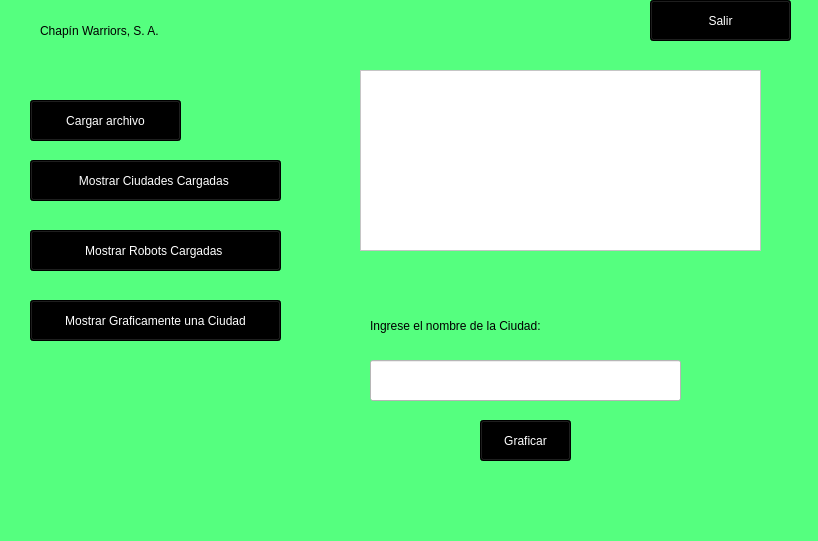
Old version of the form principal.ui in the repository NatalyDuarte/IPC2_Proyecto2_202001570.
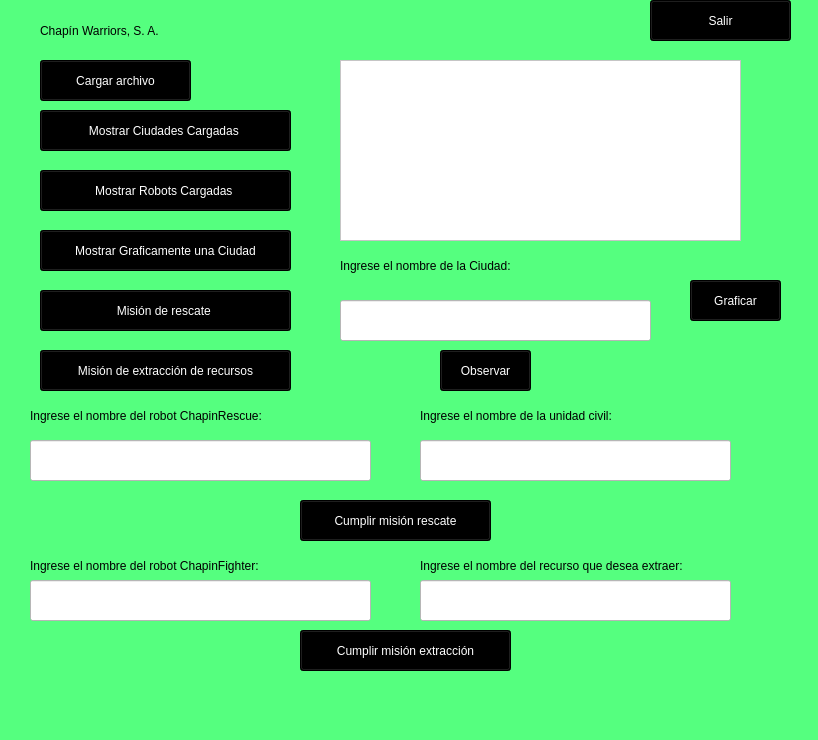
New version of the form.

The edit to the form file:
```diff
--- a/principal.ui
+++ b/principal.ui
@@ -7,7 +7,7 @@
     <x>0</x>
     <y>0</y>
     <width>818</width>
-    <height>541</height>
+    <height>740</height>
    </rect>
   </property>
   <property name="windowTitle">
@@ -36,8 +36,8 @@
    <widget class="QPushButton" name="pushButton">
     <property name="geometry">
      <rect>
-      <x>30</x>
-      <y>100</y>
+      <x>40</x>
+      <y>60</y>
       <width>151</width>
       <height>41</height>
      </rect>
@@ -54,8 +54,8 @@
    <widget class="QPushButton" name="pushButton_2">
     <property name="geometry">
      <rect>
-      <x>30</x>
-      <y>300</y>
+      <x>40</x>
+      <y>230</y>
       <width>251</width>
       <height>41</height>
      </rect>
@@ -73,8 +73,8 @@
    <widget class="QPlainTextEdit" name="plainTextEdit">
     <property name="geometry">
      <rect>
-      <x>360</x>
-      <y>70</y>
+      <x>340</x>
+      <y>60</y>
       <width>401</width>
       <height>181</height>
      </rect>
@@ -86,8 +86,8 @@
    <widget class="QPushButton" name="pushButton_3">
     <property name="geometry">
      <rect>
-      <x>30</x>
-      <y>160</y>
+      <x>40</x>
+      <y>110</y>
       <width>251</width>
       <height>41</height>
      </rect>
@@ -104,8 +104,8 @@
    <widget class="QPushButton" name="pushButton_4">
     <property name="geometry">
      <rect>
-      <x>30</x>
-      <y>230</y>
+      <x>40</x>
+      <y>170</y>
       <width>251</width>
       <height>41</height>
      </rect>
@@ -140,8 +140,8 @@
    <widget class="QLineEdit" name="lineEdit">
     <property name="geometry">
      <rect>
-      <x>370</x>
-      <y>360</y>
+      <x>340</x>
+      <y>300</y>
       <width>311</width>
       <height>41</height>
      </rect>
@@ -153,8 +153,8 @@
    <widget class="QLabel" name="label_2">
     <property name="geometry">
      <rect>
-      <x>370</x>
-      <y>310</y>
+      <x>340</x>
+      <y>250</y>
       <width>261</width>
       <height>31</height>
      </rect>
@@ -169,8 +169,8 @@
    <widget class="QPushButton" name="pushButton_6">
     <property name="geometry">
      <rect>
-      <x>480</x>
-      <y>420</y>
+      <x>690</x>
+      <y>280</y>
       <width>91</width>
       <height>41</height>
      </rect>
@@ -184,6 +184,212 @@
      <string>Graficar</string>
     </property>
    </widget>
+   <widget class="QPushButton" name="pushButton_7">
+    <property name="geometry">
+     <rect>
+      <x>40</x>
+      <y>290</y>
+      <width>251</width>
+      <height>41</height>
+     </rect>
+    </property>
+    <property name="styleSheet">
+     <string notr="true">font: 16pt &quot;Poor Richard&quot;;
+color: rgb(255, 255, 255);
+background-color: rgb(0, 0, 0);</string>
+    </property>
+    <property name="text">
+     <string>Misión de rescate </string>
+    </property>
+   </widget>
+   <widget class="QPushButton" name="pushButton_8">
+    <property name="geometry">
+     <rect>
+      <x>40</x>
+      <y>350</y>
+      <width>251</width>
+      <height>41</height>
+     </rect>
+    </property>
+    <property name="styleSheet">
+     <string notr="true">font: 16pt &quot;Poor Richard&quot;;
+color: rgb(255, 255, 255);
+background-color: rgb(0, 0, 0);</string>
+    </property>
+    <property name="text">
+     <string>Misión de extracción de recursos</string>
+    </property>
+   </widget>
+   <widget class="QLabel" name="label_3">
+    <property name="geometry">
+     <rect>
+      <x>30</x>
+      <y>400</y>
+      <width>351</width>
+      <height>31</height>
+     </rect>
+    </property>
+    <property name="styleSheet">
+     <string notr="true">font: 16pt &quot;Arial Narrow&quot;;</string>
+    </property>
+    <property name="text">
+     <string>Ingrese el nombre del robot ChapinRescue:</string>
+    </property>
+   </widget>
+   <widget class="QLineEdit" name="lineEdit_2">
+    <property name="geometry">
+     <rect>
+      <x>30</x>
+      <y>440</y>
+      <width>341</width>
+      <height>41</height>
+     </rect>
+    </property>
+    <property name="styleSheet">
+     <string notr="true">background-color: rgb(255, 255, 255);</string>
+    </property>
+   </widget>
+   <widget class="QLabel" name="label_4">
+    <property name="geometry">
+     <rect>
+      <x>420</x>
+      <y>400</y>
+      <width>291</width>
+      <height>31</height>
+     </rect>
+    </property>
+    <property name="styleSheet">
+     <string notr="true">font: 16pt &quot;Arial Narrow&quot;;</string>
+    </property>
+    <property name="text">
+     <string>Ingrese el nombre de la unidad civil:</string>
+    </property>
+   </widget>
+   <widget class="QLineEdit" name="lineEdit_3">
+    <property name="geometry">
+     <rect>
+      <x>420</x>
+      <y>440</y>
+      <width>311</width>
+      <height>41</height>
+     </rect>
+    </property>
+    <property name="styleSheet">
+     <string notr="true">background-color: rgb(255, 255, 255);</string>
+    </property>
+   </widget>
+   <widget class="QPushButton" name="pushButton_9">
+    <property name="geometry">
+     <rect>
+      <x>300</x>
+      <y>500</y>
+      <width>191</width>
+      <height>41</height>
+     </rect>
+    </property>
+    <property name="styleSheet">
+     <string notr="true">font: 16pt &quot;Poor Richard&quot;;
+color: rgb(255, 255, 255);
+background-color: rgb(0, 0, 0);</string>
+    </property>
+    <property name="text">
+     <string>Cumplir misión rescate</string>
+    </property>
+   </widget>
+   <widget class="QLabel" name="label_5">
+    <property name="geometry">
+     <rect>
+      <x>30</x>
+      <y>550</y>
+      <width>351</width>
+      <height>31</height>
+     </rect>
+    </property>
+    <property name="styleSheet">
+     <string notr="true">font: 16pt &quot;Arial Narrow&quot;;</string>
+    </property>
+    <property name="text">
+     <string>Ingrese el nombre del robot ChapinFighter:</string>
+    </property>
+   </widget>
+   <widget class="QLineEdit" name="lineEdit_4">
+    <property name="geometry">
+     <rect>
+      <x>30</x>
+      <y>580</y>
+      <width>341</width>
+      <height>41</height>
+     </rect>
+    </property>
+    <property name="styleSheet">
+     <string notr="true">background-color: rgb(255, 255, 255);</string>
+    </property>
+   </widget>
+   <widget class="QLabel" name="label_6">
+    <property name="geometry">
+     <rect>
+      <x>420</x>
+      <y>550</y>
+      <width>391</width>
+      <height>31</height>
+     </rect>
+    </property>
+    <property name="styleSheet">
+     <string notr="true">font: 16pt &quot;Arial Narrow&quot;;</string>
+    </property>
+    <property name="text">
+     <string>Ingrese el nombre del recurso que desea extraer:</string>
+    </property>
+   </widget>
+   <widget class="QLineEdit" name="lineEdit_5">
+    <property name="geometry">
+     <rect>
+      <x>420</x>
+      <y>580</y>
+      <width>311</width>
+      <height>41</height>
+     </rect>
+    </property>
+    <property name="styleSheet">
+     <string notr="true">background-color: rgb(255, 255, 255);</string>
+    </property>
+   </widget>
+   <widget class="QPushButton" name="pushButton_10">
+    <property name="geometry">
+     <rect>
+      <x>300</x>
+      <y>630</y>
+      <width>211</width>
+      <height>41</height>
+     </rect>
+    </property>
+    <property name="styleSheet">
+     <string notr="true">font: 16pt &quot;Poor Richard&quot;;
+color: rgb(255, 255, 255);
+background-color: rgb(0, 0, 0);</string>
+    </property>
+    <property name="text">
+     <string>Cumplir misión extracción</string>
+    </property>
+   </widget>
+   <widget class="QPushButton" name="pushButton_11">
+    <property name="geometry">
+     <rect>
+      <x>440</x>
+      <y>350</y>
+      <width>91</width>
+      <height>41</height>
+     </rect>
+    </property>
+    <property name="styleSheet">
+     <string notr="true">font: 16pt &quot;Poor Richard&quot;;
+color: rgb(255, 255, 255);
+background-color: rgb(0, 0, 0);</string>
+    </property>
+    <property name="text">
+     <string>Observar</string>
+    </property>
+   </widget>
   </widget>
   <widget class="QMenuBar" name="menubar">
    <property name="geometry">
```
